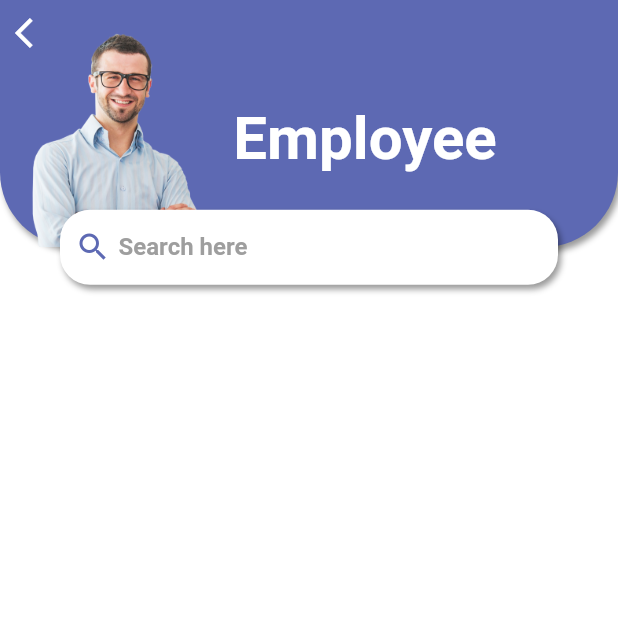
After one commit to nguyenminhhung2011/Mountain_trip_UI, a Flutter app: the ChooseTourGuideScreen screen opened directly, on a phone screen of 412 x 824 dp, the top half of it. The commit adds this screen. Run offline on Flutter 3.47's test engine with Material 2 defaults, Android fonts, the light colour scheme and no system bars; our stand-ins replace flutter_map, flutter_rating_bar, flutter_svg, get, table_calendar.

Commit message:
first employee screen

```diff
--- a/lib/pages/bookTripsScreen/googleMap.dart
+++ b/lib/pages/bookTripsScreen/googleMap.dart
@@ -7,6 +7,7 @@ import 'package:mountain_trip_api/pages/HotelScreen/HotelScreen.dart';
 import 'package:mountain_trip_api/pages/bookTripsScreen/widgets/hotelCard.dart';
 
 import '../../misc/colors.dart';
+import '../tourGuide/chooseTourGuideScreen.dart';
 
 class GoogleMaps extends StatefulWidget {
   const GoogleMaps({Key? key}) : super(key: key);
@@ -84,6 +85,17 @@ class _GoogleMapsState extends State<GoogleMaps> {
                         ),
                       ),
                     ),
+                    InkWell(
+                      onTap: () {
+                        Navigator.push(
+                          context,
+                          MaterialPageRoute(
+                            builder: (context) => ChooseTourGuideScreen(),
+                          ),
+                        );
+                      },
+                      child: Icon(Icons.send, color: AppColors.mainColor),
+                    )
                   ],
                 ),
                 Spacer(),
--- /dev/null
+++ b/lib/pages/tourGuide/chooseTourGuideScreen.dart
@@ -0,0 +1,122 @@
+import 'package:flutter/material.dart';
+import 'package:flutter/src/foundation/key.dart';
+import 'package:flutter/src/widgets/framework.dart';
+
+import '../../misc/colors.dart';
+
+class ChooseTourGuideScreen extends StatelessWidget {
+  const ChooseTourGuideScreen({Key? key}) : super(key: key);
+
+  @override
+  Widget build(BuildContext context) {
+    return Scaffold(
+      backgroundColor: Colors.white,
+      body: Column(
+        crossAxisAlignment: CrossAxisAlignment.center,
+        children: [
+          Stack(
+            clipBehavior: Clip.none,
+            alignment: Alignment.center,
+            children: [
+              Container(
+                width: double.infinity,
+                height: MediaQuery.of(context).size.height / 5,
+                decoration: BoxDecoration(
+                  color: AppColors.mainColor,
+                  borderRadius: BorderRadius.only(
+                    bottomLeft: Radius.circular(50),
+                    bottomRight: Radius.circular(50),
+                  ),
+                  boxShadow: [
+                    BoxShadow(
+                        color: Colors.black38.withOpacity(0.4),
+                        offset: Offset(2, 3),
+                        blurRadius: 3)
+                  ],
+                ),
+                child: Column(
+                  mainAxisAlignment: MainAxisAlignment.end,
+                  children: [
+                    Row(
+                      children: [
+                        Image(
+                          image: AssetImage('assets/img/pngwing.com.png'),
+                          height: MediaQuery.of(context).size.height / 5 - 20,
+                        ),
+                        // const SizedBox(width: 5),
+                        Text(
+                          'Employee',
+                          style: TextStyle(
+                            color: Colors.white,
+                            fontWeight: FontWeight.bold,
+                            fontSize: 40,
+                          ),
+                        )
+                      ],
+                    ),
+                  ],
+                ),
+              ),
+              Positioned(
+                top: MediaQuery.of(context).size.height / 5 - 25,
+                child: Container(
+                  alignment: Alignment.center,
+                  padding: const EdgeInsets.symmetric(horizontal: 10),
+                  width: MediaQuery.of(context).size.width - 80,
+                  height: 50,
+                  decoration: BoxDecoration(
+                    color: Colors.white,
+                    borderRadius: BorderRadius.circular(20),
+                    boxShadow: [
+                      BoxShadow(
+                          color: Colors.black38.withOpacity(0.4),
+                          offset: Offset(2, 3),
+                          blurRadius: 3)
+                    ],
+                  ),
+                  child: Row(
+                    children: [
+                      Icon(
+                        Icons.search,
+                        color: AppColors.mainColor,
+                      ),
+                      const SizedBox(width: 5),
+                      Container(
+                        width: MediaQuery.of(context).size.width - 150,
+                        child: TextFormField(
+                          style: TextStyle(
+                              color: Colors.black, fontWeight: FontWeight.bold),
+                          decoration: InputDecoration(
+                              border: InputBorder.none,
+                              hintText: 'Search here',
+                              hintStyle: TextStyle(color: Colors.grey)),
+                        ),
+                      )
+                    ],
+                  ),
+                ),
+              ),
+              Positioned(
+                left: 10,
+                top: 10,
+                child: InkWell(
+                  onTap: () {
+                    Navigator.pop(context);
+                  },
+                  child: Icon(Icons.arrow_back_ios, color: Colors.white),
+                ),
+              )
+            ],
+          ),
+          const SizedBox(height: 20),
+          const SizedBox(height: 20),
+          SingleChildScrollView(
+              scrollDirection: Axis.vertical,
+              child: Column(
+                children: [],
+              )),
+        ],
+      ),
+    );
+  }
+}
```
Also changed, not shown: assets/img/pngwing.com.png (added).
